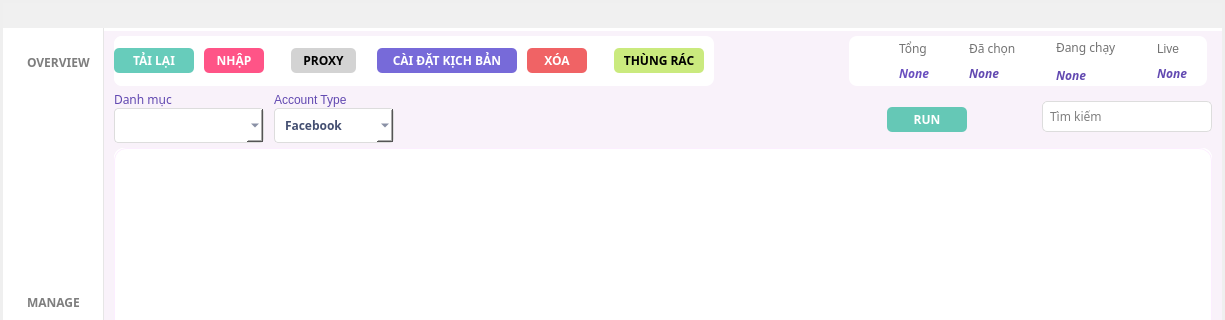
First picture: the form in theme/main.ui, repository im-dlam/PyQt5.AppManageMMO, before the edit; both pictures show x 0 to 1225 and y 0 to 320 of the 1225 by 699 pixel window.
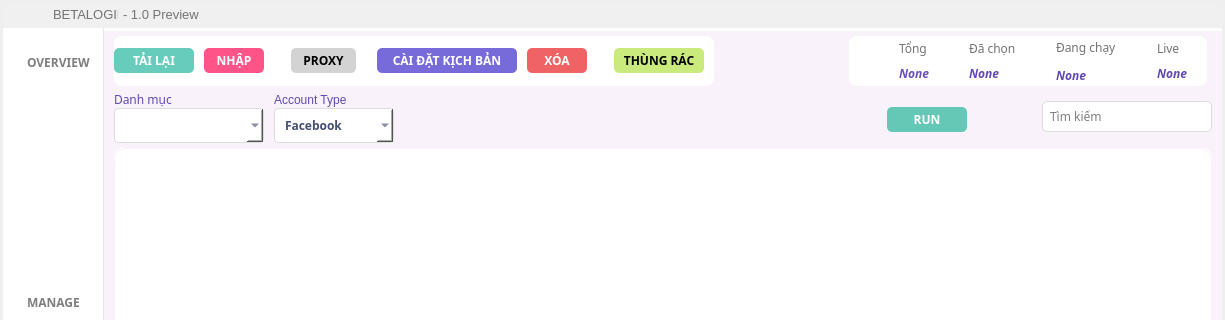
Second picture: the form after the edit. Icons and pictures are not drawn.

Patch:
```diff
--- a/theme/main.ui
+++ b/theme/main.ui
@@ -164,8 +164,8 @@
              <property name="bottomMargin">
               <number>0</number>
              </property>
-             <item>
-              <widget class="QFrame" name="frame_7">
+             <item alignment="Qt::AlignLeft">
+              <widget class="QFrame" name="frame_icons">
                <property name="sizePolicy">
                 <sizepolicy hsizetype="Minimum" vsizetype="Expanding">
                  <horstretch>0</horstretch>
@@ -174,7 +174,7 @@
                </property>
                <property name="minimumSize">
                 <size>
-                 <width>100</width>
+                 <width>300</width>
                  <height>0</height>
                 </size>
                </property>
@@ -185,7 +185,7 @@
                 </size>
                </property>
                <property name="styleSheet">
-                <string notr="true">image: url(:/icons/logo/icons.png);</string>
+                <string notr="true"/>
                </property>
                <property name="frameShape">
                 <enum>QFrame::StyledPanel</enum>
@@ -193,6 +193,81 @@
                <property name="frameShadow">
                 <enum>QFrame::Raised</enum>
                </property>
+               <widget class="QFrame" name="frame_67">
+                <property name="geometry">
+                 <rect>
+                  <x>0</x>
+                  <y>0</y>
+                  <width>50</width>
+                  <height>21</height>
+                 </rect>
+                </property>
+                <property name="minimumSize">
+                 <size>
+                  <width>50</width>
+                  <height>0</height>
+                 </size>
+                </property>
+                <property name="maximumSize">
+                 <size>
+                  <width>50</width>
+                  <height>16777215</height>
+                 </size>
+                </property>
+                <property name="styleSheet">
+                 <string notr="true">image: url(:/icons/logo/icons.png);</string>
+                </property>
+                <property name="frameShape">
+                 <enum>QFrame::StyledPanel</enum>
+                </property>
+                <property name="frameShadow">
+                 <enum>QFrame::Raised</enum>
+                </property>
+               </widget>
+               <widget class="QLabel" name="label_12">
+                <property name="geometry">
+                 <rect>
+                  <x>50</x>
+                  <y>1</y>
+                  <width>65</width>
+                  <height>21</height>
+                 </rect>
+                </property>
+                <property name="font">
+                 <font>
+                  <pointsize>10</pointsize>
+                  <weight>50</weight>
+                  <bold>false</bold>
+                 </font>
+                </property>
+                <property name="styleSheet">
+                 <string notr="true">color: rgb(115, 115, 115);</string>
+                </property>
+                <property name="text">
+                 <string>BETALOGIN</string>
+                </property>
+               </widget>
+               <widget class="QLabel" name="label_11">
+                <property name="geometry">
+                 <rect>
+                  <x>120</x>
+                  <y>1</y>
+                  <width>81</width>
+                  <height>20</height>
+                 </rect>
+                </property>
+                <property name="font">
+                 <font>
+                  <pointsize>10</pointsize>
+                 </font>
+                </property>
+                <property name="styleSheet">
+                 <string notr="true">color: rgb(115, 115, 115);</string>
+                </property>
+                <property name="text">
+                 <string>- 1.0 Preview</string>
+                </property>
+               </widget>
               </widget>
              </item>
              <item alignment="Qt::AlignRight">
@@ -4921,6 +4996,13 @@
                              </property>
                              <item>
                               <widget class="QLabel" name="label_9">
+                               <property name="font">
+                                <font>
+                                 <family>MesloLGSDZ Nerd Font</family>
+                                 <weight>50</weight>
+                                 <bold>false</bold>
+                                </font>
+                               </property>
                                <property name="styleSheet">
                                 <string notr="true">color: rgb(115, 115, 115);</string>
                                </property>
```
